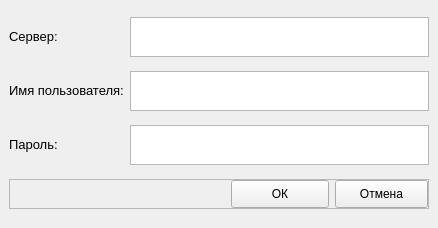
Before: the Qt Designer form code/login.ui in GeorgyLord/SC, drawn with Qt 5.
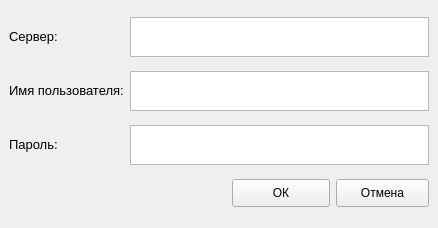
After: the same form once the commit is applied.

What changed in the file:
```diff
--- a/code/login.ui
+++ b/code/login.ui
@@ -153,7 +153,7 @@
        </sizepolicy>
       </property>
       <property name="frameShape">
-       <enum>QFrame::StyledPanel</enum>
+       <enum>QFrame::NoFrame</enum>
       </property>
       <property name="frameShadow">
        <enum>QFrame::Raised</enum>
```
